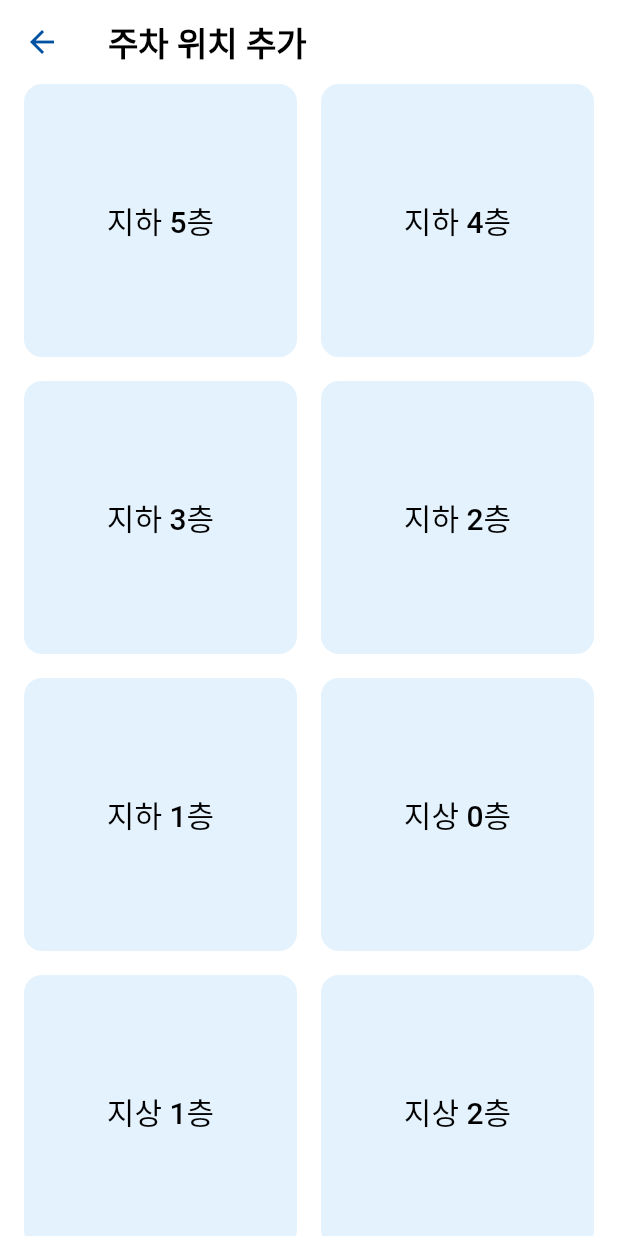
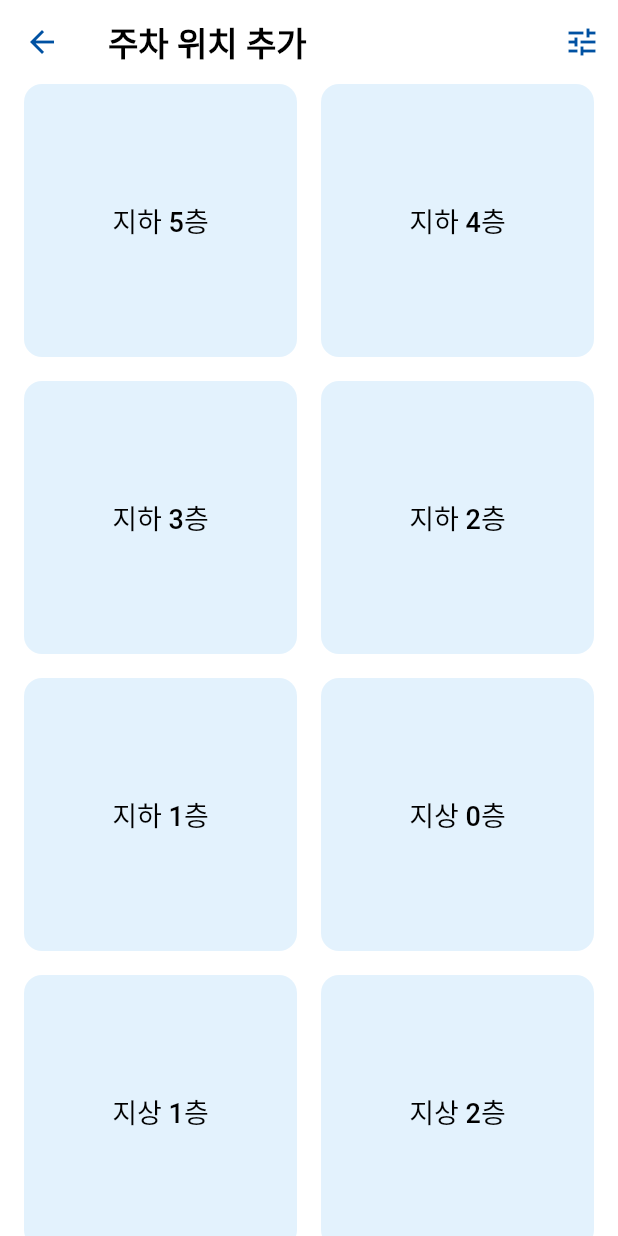
Before and after one commit to koreanhole/dropspot, a Flutter app: the ManualAddParkingScreen screen opened directly, on a phone screen of 412 x 824 dp. Run offline on Flutter 3.47's test engine with Material 3 defaults, Android fonts, the phone set to English and light mode, and no system bars; drawn by our look-alikes of reorderable_grid_view; our stand-ins replace camera, flutter_dotenv, geolocator, logger, modal_bottom_sheet, permission_handler and 1 more; missing offline and left inert: exif, flutter_naver_map, google_mlkit_text_recognition; accounts and stored records are empty.

Commit message:
Add plus, settings button

```diff
--- a/lib/base/drop_spot_app_bar.dart
+++ b/lib/base/drop_spot_app_bar.dart
@@ -5,6 +5,7 @@ class DropSpotAppBar extends AppBar {
   DropSpotAppBar({
     super.key,
     required String title,
+    super.actions,
   }) : super(
           title: Align(
             alignment: Alignment.centerLeft,
--- a/lib/screens/manual_add_parking_screen.dart
+++ b/lib/screens/manual_add_parking_screen.dart
@@ -30,7 +30,7 @@ class _ManualAddParkingScreenState extends State<ManualAddParkingScreen> {
     }
   }
 
-  // 삭제 모드 해제: 일반 탭 시 해제할 수 있도록 합니다.
+  // 삭제 모드 해제: 일반 탭 시 혹은 삭제 후 해제할 수 있도록 합니다.
   void _exitDeleteMode() {
     if (_globalDeleteMode) {
       setState(() {
@@ -39,12 +39,64 @@ class _ManualAddParkingScreenState extends State<ManualAddParkingScreen> {
     }
   }
 
+  // 삭제 확인 팝업을 띄워 실제로 삭제할지 결정하고,
+  // "예"를 선택하면 해당 아이템을 삭제한 후 삭제 모드를 해제합니다.
+  Future<void> _showDeleteConfirmationDialog(int index) async {
+    final bool? confirmed = await showDialog<bool>(
+      context: context,
+      builder: (context) => AlertDialog(
+        title: const Text("주차 위치를 삭제합니다."),
+        actions: [
+          TextButton(
+            onPressed: () => Navigator.pop(context, false),
+            child: const Text("아니오"),
+          ),
+          TextButton(
+            onPressed: () => Navigator.pop(context, true),
+            child: const Text("예"),
+          ),
+        ],
+      ),
+    );
+
+    if (confirmed == true) {
+      setState(() {
+        manualParkingItems.removeAt(index);
+      });
+      _exitDeleteMode();
+    }
+  }
+
   @override
   Widget build(BuildContext context) {
     const double defaultManualParkingItemPadding = 16;
 
     return Scaffold(
-      appBar: DropSpotAppBar(title: "주차 위치 추가"),
+      appBar: DropSpotAppBar(
+        title: "주차 위치 추가",
+        actions: [
+          // _globalDeleteMode가 활성화되었을 때만 추가 버튼을 표시합니다.
+          if (_globalDeleteMode)
+            IconButton(
+              splashColor: Colors.transparent,
+              highlightColor: Colors.transparent,
+              onPressed: () {},
+              icon: const Icon(Icons.add),
+            ),
+          IconButton(
+            splashColor: Colors.transparent,
+            highlightColor: Colors.transparent,
+            onPressed: () {
+              if (_globalDeleteMode) {
+                _exitDeleteMode();
+              } else {
+                _enterDeleteMode();
+              }
+            },
+            icon: const Icon(Icons.tune),
+          ),
+        ],
+      ),
       body: Padding(
         padding: const EdgeInsets.symmetric(
           horizontal: defaultManualParkingItemPadding,
@@ -80,14 +132,12 @@ class _ManualAddParkingScreenState extends State<ManualAddParkingScreen> {
                   Navigator.of(context).pop();
                 }
               },
+              // 삭제 아이콘 터치 시 확인 팝업을 띄워 삭제 여부 결정
               onDelete: () {
-                setState(() {
-                  manualParkingItems.removeAt(index);
-                });
+                _showDeleteConfirmationDialog(index);
               },
             );
           },
-          // 항목 드래그 앤 드롭으로 순서 변경 시 호출되는 콜백
           onReorder: (oldIndex, newIndex) {
             setState(() {
               final int movedItem = manualParkingItems.removeAt(oldIndex);
@@ -129,12 +179,12 @@ class _ParkingItemTileState extends State<ParkingItemTile>
   @override
   void initState() {
     super.initState();
-    // 애니메이션 컨트롤러를 125ms 주기로 설정합니다. (이전보다 2배 빠름)
+    // 애니메이션 컨트롤러를 200ms 주기로 설정합니다.
     _controller = AnimationController(
       vsync: this,
       duration: const Duration(milliseconds: 200),
     );
-    // -2도 ~ 2도 (약 -0.035 ~ 0.035 라디안) 범위로 회전하는 애니메이션을 생성합니다.
+    // -2도 ~ 2도 (약 -0.035 ~ 0.035 라디안) 범위의 회전 애니메이션을 생성합니다.
     _wiggleAnimation =
         Tween<double>(begin: -0.035, end: 0.035).animate(_controller);
     if (widget.isDeleteMode) {
@@ -165,7 +215,6 @@ class _ParkingItemTileState extends State<ParkingItemTile>
     return AnimatedBuilder(
       animation: _controller,
       builder: (context, child) {
-        // 삭제 모드일 때만 iOS 스타일의 wiggle 효과를 위해 회전 애니메이션 적용
         return Transform.rotate(
           angle: widget.isDeleteMode ? _wiggleAnimation.value : 0,
           child: child,
@@ -177,7 +226,7 @@ class _ParkingItemTileState extends State<ParkingItemTile>
         clipBehavior: Clip.antiAlias,
         child: Stack(
           children: [
-            /// 전체 타일 영역
+            // 전체 타일 영역
             InkWell(
               onTap: widget.onTap,
               onLongPress: widget.onLongPress,
@@ -187,13 +236,12 @@ class _ParkingItemTileState extends State<ParkingItemTile>
                   style: const TextStyle(
                     color: Colors.black,
                     fontWeight: FontWeight.w500,
-                    fontSize: 20,
+                    fontSize: 18,
                   ),
                 ),
               ),
             ),
-
-            /// 삭제 아이콘(-)을 좌측 상단에 표시 (삭제 모드일 때)
+            // 삭제 모드일 때 좌측 상단에 삭제 아이콘(-) 표시
             if (widget.isDeleteMode)
               Positioned(
                 top: 4,
```
